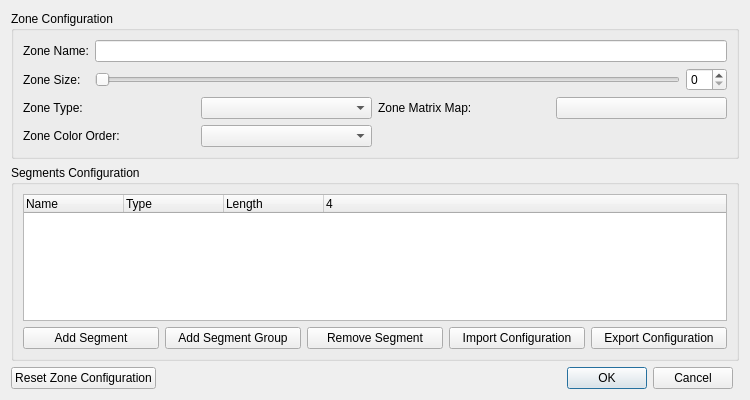
Above: qt/OpenRGBZoneEditorDialog/OpenRGBZoneEditorDialog.ui from homelab-black/OpenRGB before the change. Below: the same form after it.
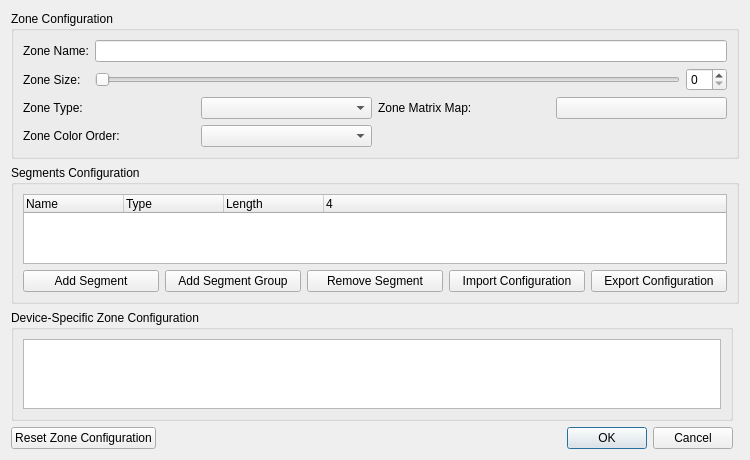
That is the form after the change. Custom widgets are drawn as their Qt base class.

The edit to the form file:
```diff
--- a/qt/OpenRGBZoneEditorDialog/OpenRGBZoneEditorDialog.ui
+++ b/qt/OpenRGBZoneEditorDialog/OpenRGBZoneEditorDialog.ui
@@ -205,6 +205,18 @@
      </item>
     </layout>
    </item>
+   <item row="3" column="0" colspan="2">
+    <widget class="QGroupBox" name="GroupBoxDeviceSpecificZoneConfiguration">
+     <property name="title">
+      <string>Device-Specific Zone Configuration</string>
+     </property>
+     <layout class="QGridLayout" name="gridLayout_4">
+      <item row="0" column="0">
+       <widget class="QListWidget" name="ListWidgetDeviceSpecificZoneConfiguration"/>
+      </item>
+     </layout>
+    </widget>
+   </item>
   </layout>
  </widget>
  <customwidgets>
```
